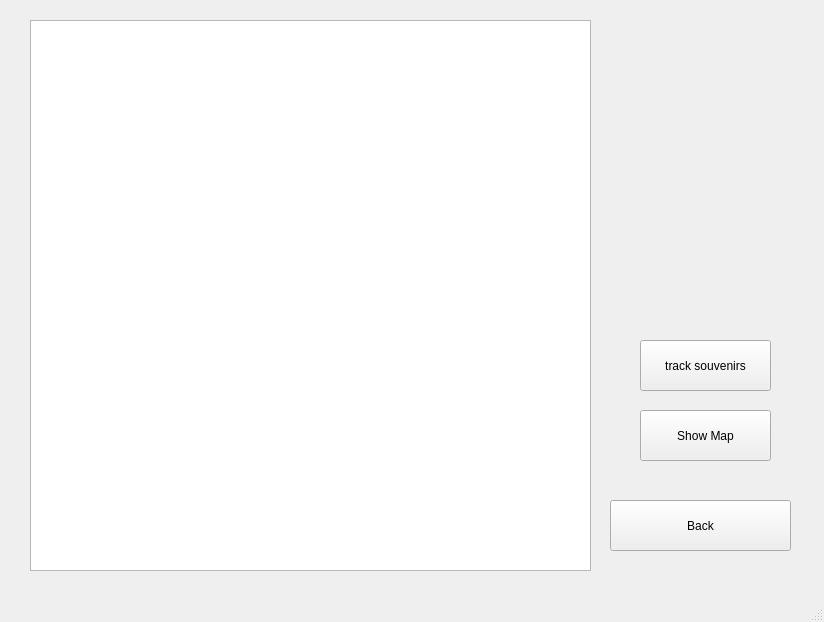
Qt form CS8project2/mainwindow.ui (pradakev/CS8GroupProject2) before a commit.
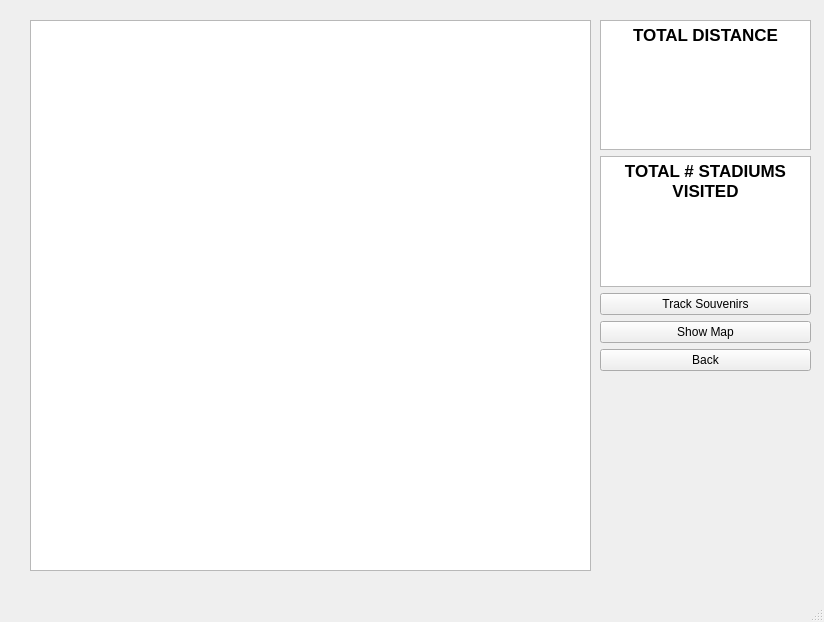
The same form after that commit. The open tabs and pages were chosen to show the change. Icons and pictures are not drawn.

Commit message: stadium buttons working. just need to convert string of stadium names to list<stadium> to be processed.

```diff
--- a/CS8project2/mainwindow.ui
+++ b/CS8project2/mainwindow.ui
@@ -1125,45 +1125,6 @@
      </widget>
     </widget>
     <widget class="QWidget" name="planYourTripPage">
-     <widget class="QPushButton" name="pushButton_31">
-      <property name="geometry">
-       <rect>
-        <x>600</x>
-        <y>500</y>
-        <width>181</width>
-        <height>51</height>
-       </rect>
-      </property>
-      <property name="text">
-       <string>Back</string>
-      </property>
-     </widget>
-     <widget class="QPushButton" name="pushButton_38">
-      <property name="geometry">
-       <rect>
-        <x>630</x>
-        <y>340</y>
-        <width>131</width>
-        <height>51</height>
-       </rect>
-      </property>
-      <property name="text">
-       <string>track souvenirs</string>
-      </property>
-     </widget>
-     <widget class="QPushButton" name="showMapButton">
-      <property name="geometry">
-       <rect>
-        <x>630</x>
-        <y>410</y>
-        <width>131</width>
-        <height>51</height>
-       </rect>
-      </property>
-      <property name="text">
-       <string>Show Map</string>
-      </property>
-     </widget>
      <widget class="QTableWidget" name="dijkstrasTable">
       <property name="geometry">
        <rect>
@@ -1174,6 +1135,61 @@
        </rect>
       </property>
      </widget>
+     <widget class="QWidget" name="verticalLayoutWidget">
+      <property name="geometry">
+       <rect>
+        <x>590</x>
+        <y>20</y>
+        <width>211</width>
+        <height>351</height>
+       </rect>
+      </property>
+      <layout class="QVBoxLayout" name="verticalLayout">
+       <item>
+        <widget class="QTextBrowser" name="totalDistanceBrowser">
+         <property name="html">
+          <string>&lt;!DOCTYPE HTML PUBLIC &quot;-//W3C//DTD HTML 4.0//EN&quot; &quot;http://www.w3.org/TR/REC-html40/strict.dtd&quot;&gt;
+&lt;html&gt;&lt;head&gt;&lt;meta name=&quot;qrichtext&quot; content=&quot;1&quot; /&gt;&lt;style type=&quot;text/css&quot;&gt;
+p, li { white-space: pre-wrap; }
+&lt;/style&gt;&lt;/head&gt;&lt;body style=&quot; font-family:'.SF NS Text'; font-size:13pt; font-weight:400; font-style:normal;&quot;&gt;
+&lt;p align=&quot;center&quot; style=&quot; margin-top:0px; margin-bottom:0px; margin-left:0px; margin-right:0px; -qt-block-indent:0; text-indent:0px;&quot;&gt;&lt;span style=&quot; font-family:'.SF NS Text'; font-weight:600;&quot;&gt;TOTAL DISTANCE&lt;/span&gt;&lt;/p&gt;&lt;/body&gt;&lt;/html&gt;</string>
+         </property>
+        </widget>
+       </item>
+       <item>
+        <widget class="QTextBrowser" name="totalStadiumsVisitedBrowser">
+         <property name="html">
+          <string>&lt;!DOCTYPE HTML PUBLIC &quot;-//W3C//DTD HTML 4.0//EN&quot; &quot;http://www.w3.org/TR/REC-html40/strict.dtd&quot;&gt;
+&lt;html&gt;&lt;head&gt;&lt;meta name=&quot;qrichtext&quot; content=&quot;1&quot; /&gt;&lt;style type=&quot;text/css&quot;&gt;
+p, li { white-space: pre-wrap; }
+&lt;/style&gt;&lt;/head&gt;&lt;body style=&quot; font-family:'.SF NS Text'; font-size:13pt; font-weight:400; font-style:normal;&quot;&gt;
+&lt;p align=&quot;center&quot; style=&quot; margin-top:0px; margin-bottom:0px; margin-left:0px; margin-right:0px; -qt-block-indent:0; text-indent:0px;&quot;&gt;&lt;span style=&quot; font-family:'.SF NS Text'; font-weight:600;&quot;&gt;TOTAL # STADIUMS VISITED&lt;/span&gt;&lt;/p&gt;&lt;/body&gt;&lt;/html&gt;</string>
+         </property>
+        </widget>
+       </item>
+       <item>
+        <widget class="QPushButton" name="pushButton_38">
+         <property name="text">
+          <string>Track Souvenirs</string>
+         </property>
+        </widget>
+       </item>
+       <item>
+        <widget class="QPushButton" name="showMapButton">
+         <property name="text">
+          <string>Show Map</string>
+         </property>
+        </widget>
+       </item>
+       <item>
+        <widget class="QPushButton" name="pushButton_31">
+         <property name="text">
+          <string>Back</string>
+         </property>
+        </widget>
+       </item>
+      </layout>
+     </widget>
     </widget>
     <widget class="QWidget" name="stadiuminfotable">
      <widget class="QPushButton" name="backtoMain">
```
Left out of the diff: 2 changed lines with no effect on the pictures. The commit also changes 5 other files.
